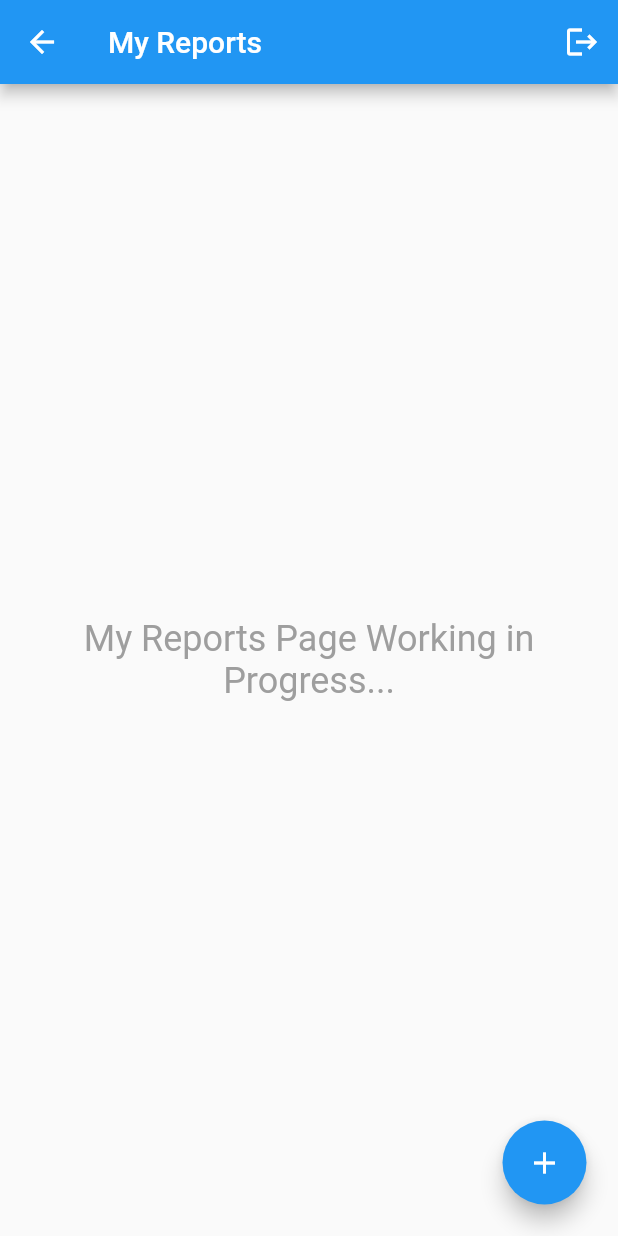
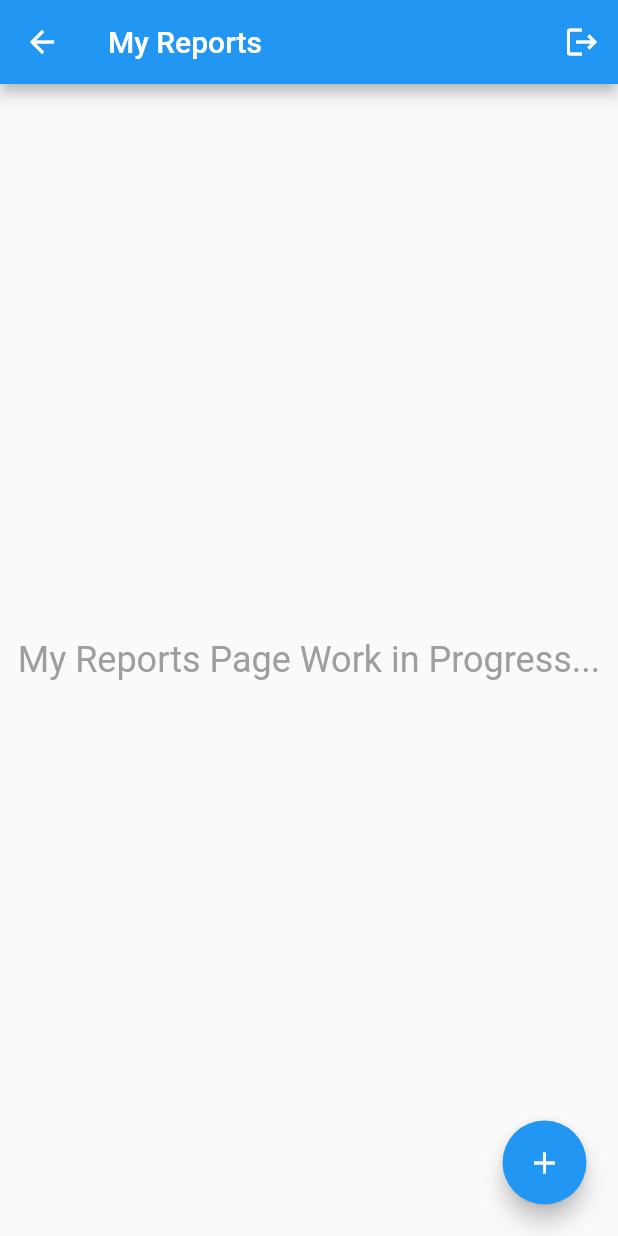
Before and after one commit to subhashissuara/Lend-A-Hand, a Flutter app: the HomeView screen opened directly, on a phone screen of 412 x 824 dp. Run offline on Flutter 3.47's test engine with Material 2 defaults, Android fonts, the phone set to English and light mode, and no system bars; our stand-ins replace auto_size_text, firebase_auth, firebase_core; accounts and stored records are empty.

Commit message:
Fix Home Page WiP Message

```diff
--- a/lib/views/home_view.dart
+++ b/lib/views/home_view.dart
@@ -28,7 +28,7 @@ class _HomeViewState extends State<HomeView> {
           mainAxisAlignment: MainAxisAlignment.center,
           children: [
           Text(
-            "My Reports Page Working in Progress...",
+            "My Reports Page Work in Progress...",
             style: TextStyle(
               fontSize: 24,
               color: Colors.grey,
```
